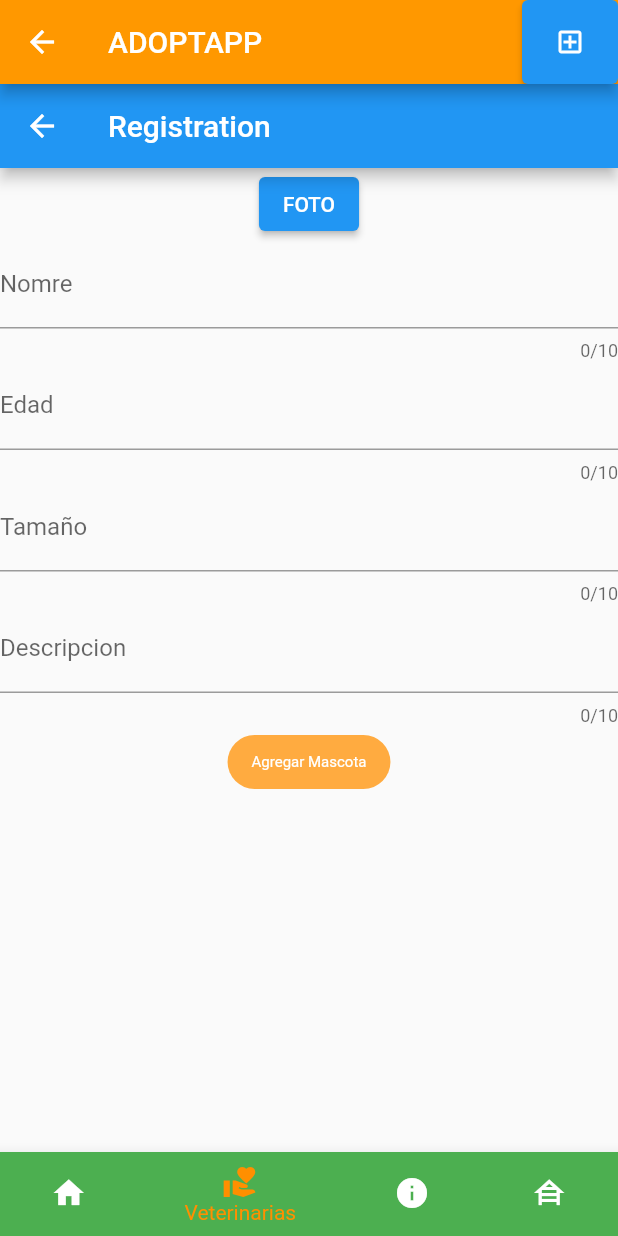
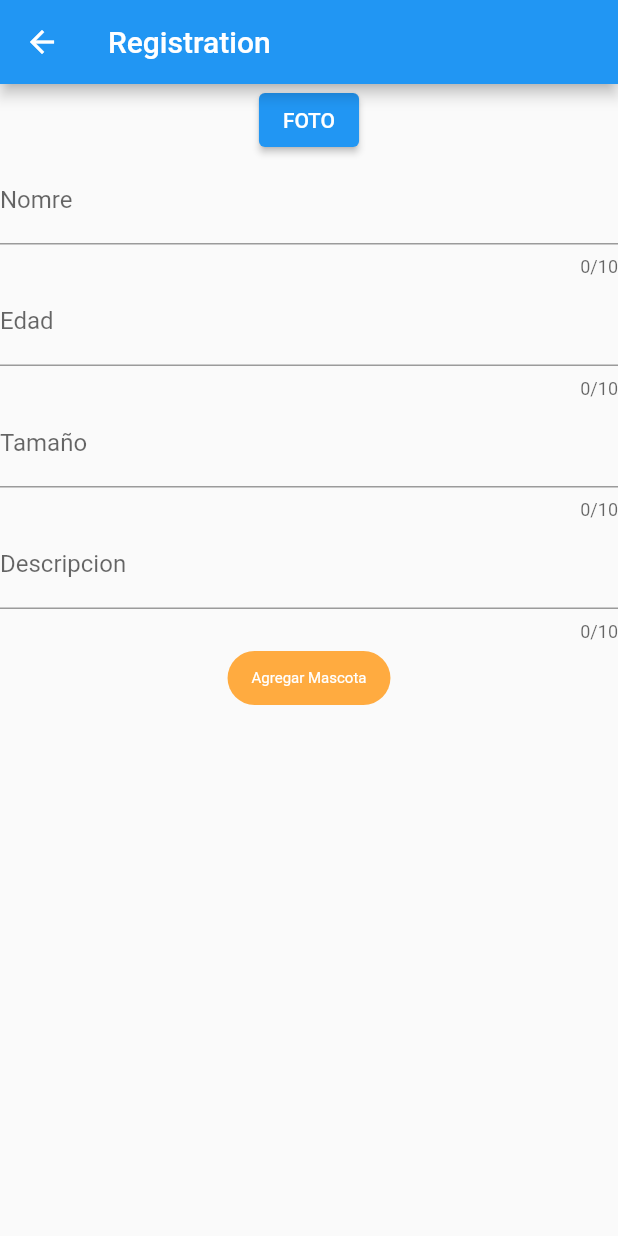
Before and after one commit to martinblanco/adoptapp, a Flutter app: the PetGrid screen opened directly, item 2 of the bottom bar chosen, after a tap on the "add box" icon, on a phone screen of 412 x 824 dp. Run offline on Flutter 3.47's test engine with Material 2 defaults, Android fonts, the light colour scheme and no system bars; our stand-ins replace firebase_auth, firebase_core, firebase_database, firebase_storage, font_awesome_flutter, google_sign_in and 1 more; accounts and stored records are empty; network calls fail.

Commit message:
Boton de Agregar y menu conviviendo

```diff
--- a/lib/home.dart
+++ b/lib/home.dart
@@ -41,17 +41,20 @@ class _PetGridState extends State<PetGrid> {
   List<Widget> _list() {
     List<Widget> _widgetOptions = <Widget>[
       ItemTile(context, mascotas),
-      RegisterPet(),
       Text(
-        'Index 2: School',
+        'SOON',
         style: optionStyle,
       ),
       Text(
-        'Index 2: School',
+        'SOON',
         style: optionStyle,
       ),
       Text(
-        'Index 3: Settings',
+        'SOON',
+        style: optionStyle,
+      ),
+      Text(
+        'SOON',
         style: optionStyle,
       ),
     ];
@@ -67,16 +70,29 @@ class _PetGridState extends State<PetGrid> {
           title: Text("ADOPTAPP"),
           backgroundColor: Colors.orange,
           actions: [
-            ElevatedButton(
-              child: const Icon(
-                Icons.add_box_outlined,
-                color: Colors.white,
-                size: 20.0,
+            Builder(
+              builder: (context) => IconButton(
+                icon: Icon(Icons.add_box_outlined),
+                onPressed: () {
+                  Navigator.push(
+                    context,
+                    MaterialPageRoute(
+                      builder: (BuildContext context) => RegisterPet(),
                     ),
-              onPressed: () {},
-            )
+                  );
+                },
+                tooltip: MaterialLocalizations.of(context).openAppDrawerTooltip,
+              ),
+            ),
+            Builder(
+              builder: (context) => IconButton(
+                icon: Icon(Icons.menu),
+                onPressed: () => Scaffold.of(context).openEndDrawer(),
+                tooltip: MaterialLocalizations.of(context).openAppDrawerTooltip,
+              ),
+            ),
           ],
-        ),
+          automaticallyImplyLeading: false),
       body: Center(
         child: _list().elementAt(_selectedIndex),
       ),
@@ -107,7 +123,8 @@ class _PetGridState extends State<PetGrid> {
         selectedItemColor: Colors.amber[800],
         onTap: _onItemTapped,
       ),
-        endDrawer: menuPerfil());
+      endDrawer: menuPerfil(),
+    );
   }
 }
 
@@ -157,7 +174,6 @@ Widget ItemTile(BuildContext context, List<Mascota> mascotas) {
                                       FiltrosPage(),
                                 ),
                               );
-                              ;
                             })),
                     SizedBox(
                       height: 15,
```
Lines whose indentation alone changed are shown as unchanged.
